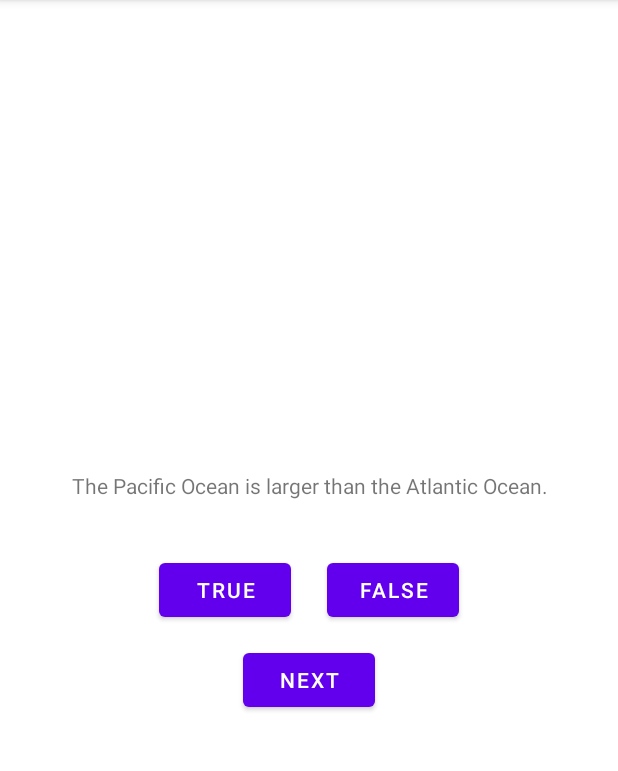
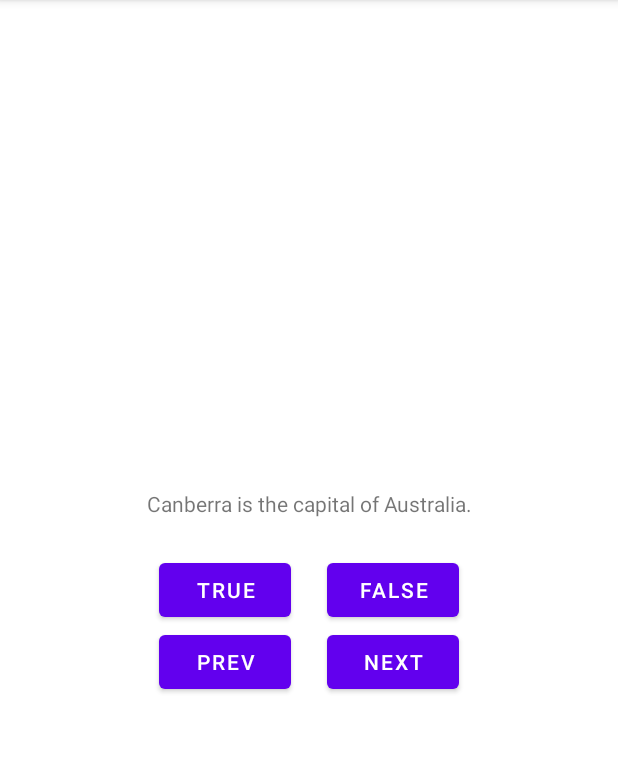
Before and after one commit to Ilnazfah/GeoQuiz, an Android app: the screen it shows after launch (MainActivity), after a tap on "NEXT", on a phone screen of 412 x 824 dp, the part 84-855 px from its top. Run offline under Robolectric (Android 15) with nearby library versions, the phone set to English and light mode, and no system bars; 3 other taps on this screen came first.

Commit message:
Добавил кнопку назад

```diff
--- a/app/src/main/java/com/bignerdranch/android/geoquiz/MainActivity.kt
+++ b/app/src/main/java/com/bignerdranch/android/geoquiz/MainActivity.kt
@@ -2,6 +2,7 @@ package com.bignerdranch.android.geoquiz
 
 import androidx.appcompat.app.AppCompatActivity
 import android.os.Bundle
+import android.util.Log
 import android.view.Gravity
 import android.widget.Button
 import android.widget.TextView
@@ -12,6 +13,7 @@ class MainActivity : AppCompatActivity() {
     private lateinit var trueButton: Button
     private lateinit var falseButton: Button
     private lateinit var nextButton: Button
+    private lateinit var prevButton: Button
     private lateinit var questionTextView: TextView
     private val questionBank = listOf(
         Question(R.string.question_australia, true),
@@ -36,6 +38,7 @@ class MainActivity : AppCompatActivity() {
         trueButton = findViewById(R.id.trueButton)
         falseButton = findViewById(R.id.falseButton)
         nextButton = findViewById(R.id.nextButton)
+        prevButton = findViewById(R.id.prevButton)
         questionTextView = findViewById(R.id.questionTextView)
     }
 
@@ -44,6 +47,11 @@ class MainActivity : AppCompatActivity() {
         falseButton.setOnClickListener { checkAnswer(false) }
         nextButton.setOnClickListener {
             currentIndex = (currentIndex + 1) % questionBank.size
+            updateQuestion()
+        }
+        prevButton.setOnClickListener {
+            currentIndex = if (currentIndex == 0) questionBank.size - 1
+            else (currentIndex - 1) % questionBank.size
             updateQuestion()
         }
     }
--- a/app/src/main/res/layout/activity_main.xml
+++ b/app/src/main/res/layout/activity_main.xml
@@ -24,7 +24,7 @@
             android:id="@+id/trueButton"
             android:layout_width="wrap_content"
             android:layout_height="wrap_content"
-            android:layout_margin="12dp"
+            android:layout_marginHorizontal="12dp"
             android:text="@string/trueButton"
             tools:ignore="ButtonStyle"/>
 
@@ -32,14 +32,30 @@
             android:id="@+id/falseButton"
             android:layout_width="wrap_content"
             android:layout_height="wrap_content"
-            android:layout_margin="12dp"
+            android:layout_marginHorizontal="12dp"
             android:text="@string/falseButton"
             tools:ignore="ButtonStyle" />
     </LinearLayout>
 
-    <Button
-        android:id="@+id/nextButton"
+    <LinearLayout
         android:layout_width="wrap_content"
         android:layout_height="wrap_content"
-        android:text="@string/next"/>
+        android:orientation="horizontal">
+
+        <Button
+            android:id="@+id/prevButton"
+            android:layout_width="wrap_content"
+            android:layout_height="wrap_content"
+            android:layout_marginHorizontal="12dp"
+            android:text="@string/prev"/>
+
+        <Button
+            android:id="@+id/nextButton"
+            android:layout_width="wrap_content"
+            android:layout_height="wrap_content"
+            android:layout_marginHorizontal="12dp"
+            android:text="@string/next"/>
+    </LinearLayout>
+
+
 </LinearLayout>
--- a/app/src/main/res/values/strings.xml
+++ b/app/src/main/res/values/strings.xml
@@ -12,4 +12,5 @@
     <string name="question_africa">The source of the Nile River is in Egypt.</string>
     <string name="question_americas">The Amazon River is the longest river in the Americas.</string>
     <string name="question_asia">Lake Baikal is the world\'s oldest and deepest freshwater lake.</string>
+    <string name="prev">Prev</string>
 </resources>
```
